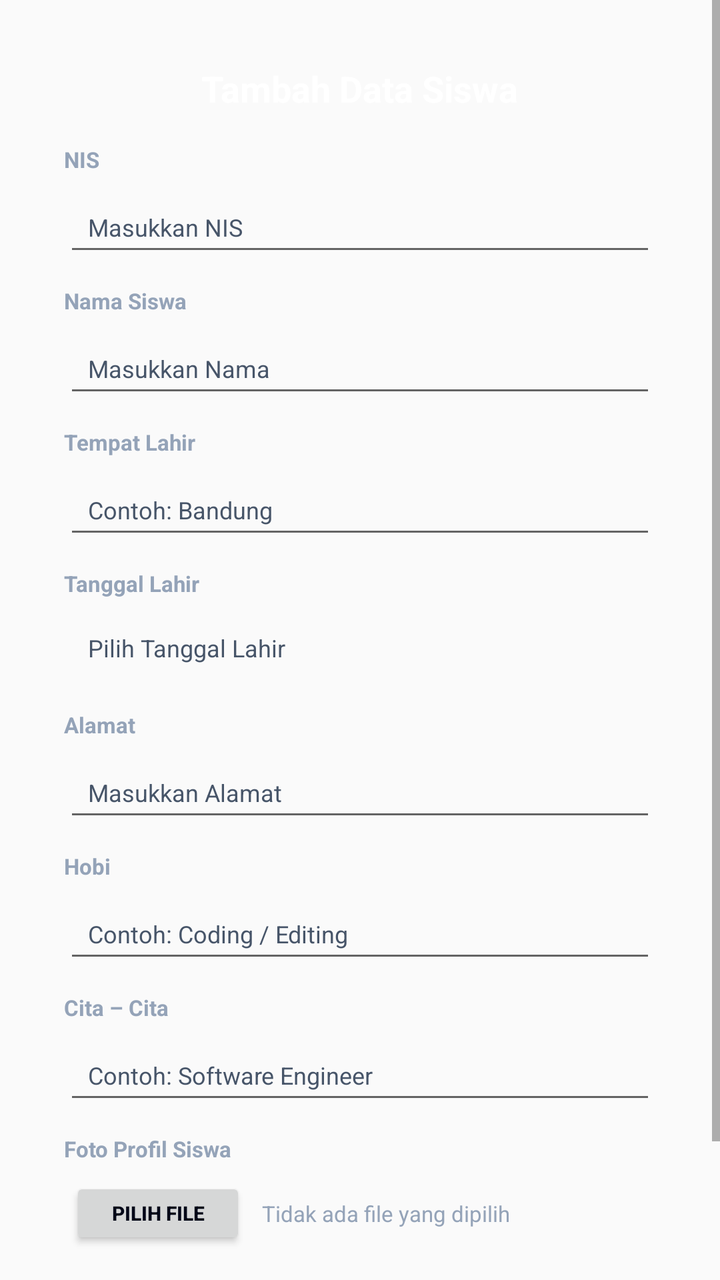
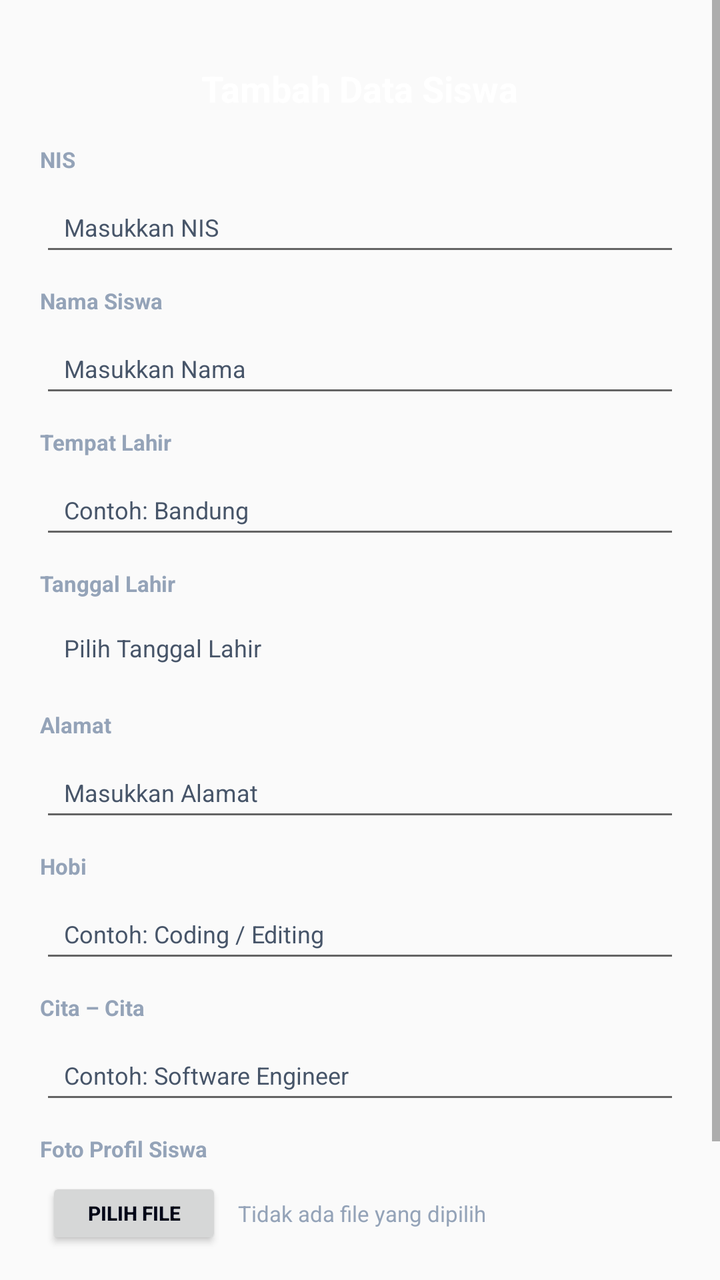

An Android layout rendered at two revisions. The XML below is the earlier revision; the diff shows what the commit changed to produce the second picture.
<!-- AndroidManifest.xml: application theme AppTheme -->
<!-- res/layout/dialog_student_form.xml -->
<?xml version="1.0" encoding="utf-8"?>

<ScrollView xmlns:android="http://schemas.android.com/apk/res/android"
    android:layout_width="match_parent"
    android:layout_height="wrap_content"
    android:overScrollMode="never"
    android:scrollbars="vertical">

    <LinearLayout
        android:layout_width="match_parent"
        android:layout_height="wrap_content"
        android:gravity="center"
        android:padding="12dp">

        <LinearLayout
            android:id="@+id/cardDialogForm"
            android:layout_width="match_parent"
            android:layout_height="wrap_content"
            android:maxWidth="420dp"
            android:orientation="vertical"
            android:padding="20dp">

            <TextView
                android:id="@+id/tvFormTitle"
                android:layout_width="wrap_content"
                android:layout_height="wrap_content"
                android:layout_gravity="center_horizontal"
                android:layout_marginBottom="16dp"
                android:text="Tambah Data Siswa"
                android:textColor="#FFFFFF"
                android:textSize="18sp"
                android:textStyle="bold" />

            <TextView android:layout_width="wrap_content" android:layout_height="wrap_content" android:text="NIS" android:textColor="#94A3B8" android:textSize="11sp" android:textStyle="bold" android:layout_marginBottom="4dp"/>
            <EditText android:id="@+id/etNis" android:layout_width="match_parent" android:layout_height="42dp" android:hint="Masukkan NIS" android:textColor="#F8FAFC" android:textColorHint="#475569" android:textSize="12sp" android:paddingHorizontal="12dp" android:layout_marginBottom="10dp"/>

            <TextView android:layout_width="wrap_content" android:layout_height="wrap_content" android:text="Nama Siswa" android:textColor="#94A3B8" android:textSize="11sp" android:textStyle="bold" android:layout_marginBottom="4dp"/>
            <EditText android:id="@+id/etNama" android:layout_width="match_parent" android:layout_height="42dp" android:hint="Masukkan Nama" android:textColor="#F8FAFC" android:textColorHint="#475569" android:textSize="12sp" android:paddingHorizontal="12dp" android:layout_marginBottom="10dp"/>

            <TextView android:layout_width="wrap_content" android:layout_height="wrap_content" android:text="Tempat Lahir" android:textColor="#94A3B8" android:textSize="11sp" android:textStyle="bold" android:layout_marginBottom="4dp"/>
            <EditText android:id="@+id/etTempatLahir" android:layout_width="match_parent" android:layout_height="42dp" android:hint="Contoh: Bandung" android:textColor="#F8FAFC" android:textColorHint="#475569" android:textSize="12sp" android:paddingHorizontal="12dp" android:layout_marginBottom="10dp"/>

            <TextView android:layout_width="wrap_content" android:layout_height="wrap_content" android:text="Tanggal Lahir" android:textColor="#94A3B8" android:textSize="11sp" android:textStyle="bold" android:layout_marginBottom="4dp"/>
            <TextView android:id="@+id/tvDatePicker" android:layout_width="match_parent" android:layout_height="42dp" android:hint="Pilih Tanggal Lahir" android:textColor="#F8FAFC" android:textColorHint="#475569" android:textSize="12sp" android:gravity="center_vertical" android:paddingHorizontal="12dp" android:layout_marginBottom="10dp" android:clickable="true" android:focusable="true"/>

            <TextView android:layout_width="wrap_content" android:layout_height="wrap_content" android:text="Alamat" android:textColor="#94A3B8" android:textSize="11sp" android:textStyle="bold" android:layout_marginBottom="4dp"/>
            <EditText android:id="@+id/etAlamat" android:layout_width="match_parent" android:layout_height="42dp" android:hint="Masukkan Alamat" android:textColor="#F8FAFC" android:textColorHint="#475569" android:textSize="12sp" android:paddingHorizontal="12dp" android:layout_marginBottom="10dp"/>

            <TextView android:layout_width="wrap_content" android:layout_height="wrap_content" android:text="Hobi" android:textColor="#94A3B8" android:textSize="11sp" android:textStyle="bold" android:layout_marginBottom="4dp"/>
            <EditText android:id="@+id/etHobi" android:layout_width="match_parent" android:layout_height="42dp" android:hint="Contoh: Coding / Editing" android:textColor="#F8FAFC" android:textColorHint="#475569" android:textSize="12sp" android:paddingHorizontal="12dp" android:layout_marginBottom="10dp"/>

            <TextView android:layout_width="wrap_content" android:layout_height="wrap_content" android:text="Cita – Cita" android:textColor="#94A3B8" android:textSize="11sp" android:textStyle="bold" android:layout_marginBottom="4dp"/>
            <EditText android:id="@+id/etCitaCita" android:layout_width="match_parent" android:layout_height="42dp" android:hint="Contoh: Software Engineer" android:textColor="#F8FAFC" android:textColorHint="#475569" android:textSize="12sp" android:paddingHorizontal="12dp" android:layout_marginBottom="10dp"/>

            <TextView android:layout_width="wrap_content" android:layout_height="wrap_content" android:text="Foto Profil Siswa" android:textColor="#94A3B8" android:textSize="11sp" android:textStyle="bold" android:layout_marginBottom="4dp"/>
            <LinearLayout android:id="@+id/containerInputFile" android:layout_width="match_parent" android:layout_height="42dp" android:orientation="horizontal" android:padding="3dp" android:layout_marginBottom="18dp">
                <Button android:id="@+id/btnPickFile" android:layout_width="wrap_content" android:layout_height="match_parent" android:text="Pilih File" android:textColor="#020617" android:textSize="10sp" android:textStyle="bold" android:paddingHorizontal="10dp"/>
                <TextView android:id="@+id/tvFileName" android:layout_width="match_parent" android:layout_height="match_parent" android:text="Tidak ada file yang dipilih" android:textColor="#94A3B8" android:textSize="11sp" android:gravity="center_vertical" android:paddingStart="8dp" android:singleLine="true"/>
            </LinearLayout>

            <LinearLayout android:layout_width="match_parent" android:layout_height="wrap_content" android:orientation="horizontal">
                <Button android:id="@+id/btnCancel" android:layout_width="0dp" android:layout_height="40dp" android:layout_weight="1" android:layout_marginEnd="4dp" android:text="Batal" android:textColor="#F8FAFC" android:textSize="12sp" android:textStyle="bold" android:textAllCaps="false"/>
                <Button android:id="@+id/btnSubmit" android:layout_width="0dp" android:layout_height="40dp" android:layout_weight="1" android:layout_marginStart="4dp" android:text="SIMPAN" android:textColor="#020617" android:textSize="12sp" android:textStyle="bold" android:textAllCaps="true"/>
            </LinearLayout>

        </LinearLayout>
    </LinearLayout>
</ScrollView>
<!-- resources referenced by this layout -->
<resources>
  <style name="AppTheme" parent="Theme.AppCompat.DayNight.NoActionBar">
          <item name="android:windowNoTitle">true</item>
          <item name="android:windowActionBar">false</item>
          <item name="android:windowFullscreen">true</item>
      </style>
</resources>

<!-- the commit's change to res/layout/dialog_student_form.xml (unified diff, before → after) -->
@@ -1,22 +1,22 @@
 <?xml version="1.0" encoding="utf-8"?>
 
 <ScrollView xmlns:android="http://schemas.android.com/apk/res/android"
-    android:layout_width="match_parent"
+    android:layout_width="wrap_content"
     android:layout_height="wrap_content"
+    android:layout_gravity="center"
     android:overScrollMode="never"
     android:scrollbars="vertical">
 
     <LinearLayout
-        android:layout_width="match_parent"
+        android:layout_width="wrap_content"
         android:layout_height="wrap_content"
         android:gravity="center"
         android:padding="12dp">
 
         <LinearLayout
             android:id="@+id/cardDialogForm"
-            android:layout_width="match_parent"
+            android:layout_width="360dp"
             android:layout_height="wrap_content"
-            android:maxWidth="420dp"
             android:orientation="vertical"
             android:padding="20dp">
 
